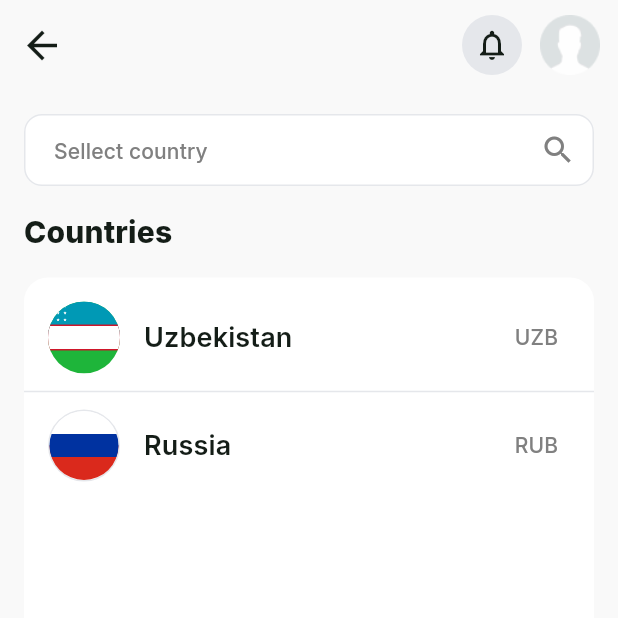
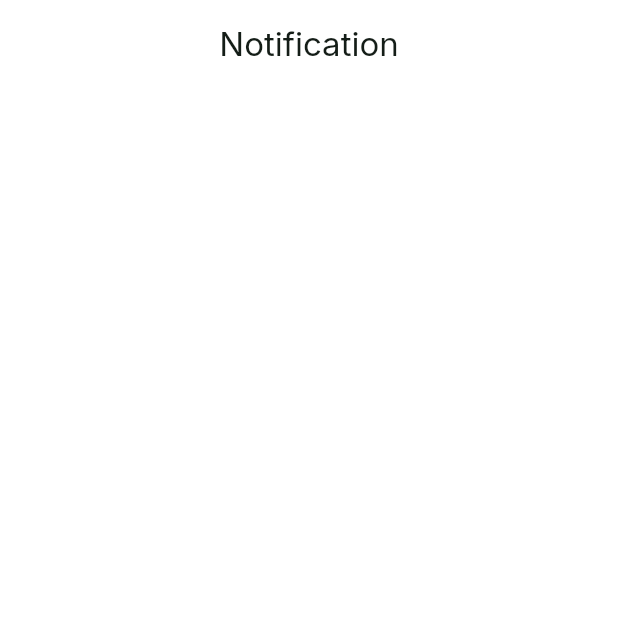
Before and after one commit to MuzaffarAbduboqiyev/go_pay, a Flutter app: the CountriesPage screen opened directly, after a tap on the "notifications none" icon, on a phone screen of 412 x 824 dp, the top half of it. Run offline on Flutter 3.47's test engine with Material 3 defaults, Android fonts, the phone set to English and light mode, and no system bars; our stand-ins replace bloc, device_info_plus, dio, easy_localization, firebase_analytics, firebase_core and 16 more; accounts and stored records are empty; project files that could hold a hidden picture were left out.

Commit message:
language screen

```diff
--- a/assets/languages/en.json
+++ b/assets/languages/en.json
@@ -107,5 +107,8 @@
     "service3": "and",
     "service4": "Privace policy",
     "confirm": "Confirm and send"
+  },
+  "notification": {
+    "appbar": "Notification"
   }
 }
--- a/assets/languages/ru.json
+++ b/assets/languages/ru.json
@@ -107,5 +107,8 @@
     "service3": "и",
     "service4": "Политика конфиденциальности",
     "confirm": "Подтвердить и отправить"
+  },
+  "notification": {
+    "appbar": "Уведомления"
   }
 }
--- a/assets/languages/uz.json
+++ b/assets/languages/uz.json
@@ -107,5 +107,8 @@
     "service3": "va",
     "service4": "Maxfiylik siyosati",
     "confirm": "Tasdiqlang va yuboring"
+  },
+  "notification": {
+    "appbar": "Bildirishnomalar"
   }
 }
--- a/lib/controller/notification_controller/notification_network_service.dart
+++ b/lib/controller/notification_controller/notification_network_service.dart
@@ -14,7 +14,6 @@ class NotificationNetworkService {
   }) async {
     try {
       final deviceInfo = await DeviceInfoService.getDeviceInfo();
-
       await _networkService.postMethod(
         url: NetworkUrl.updateFcmTokenUrl,
         body: {
--- a/lib/ui/countries_screen/countries_screen.dart
+++ b/lib/ui/countries_screen/countries_screen.dart
@@ -29,7 +29,9 @@ class _CountriesPageState extends State<CountriesPage>
     with AppbarWidget, SvgImageWidget {
   final TextEditingController _textController = TextEditingController();
 
-  _notificationsIconButton() {}
+  _pushNotificationsScreen() {
+    context.goScreen(screenName: PageName.notificationScreen);
+  }
 
   _personIconButton() {}
 
@@ -169,7 +171,7 @@ class _CountriesPageState extends State<CountriesPage>
           borderRadius: BorderRadius.circular(50),
         ),
         child: InkWell(
-          onTap: _notificationsIconButton,
+          onTap: _pushNotificationsScreen,
           child: Icon(
             Icons.notifications_none,
             color: textColor,
--- a/lib/ui/home_screen/home_screen.dart
+++ b/lib/ui/home_screen/home_screen.dart
@@ -38,7 +38,9 @@ class HomePage extends StatefulWidget {
 class _HomePageState extends State<HomePage> with AppbarWidget, SvgImageWidget {
   _sendMoneyButton() {}
 
-  _notificationsIconButton() {}
+  _pushNotificationsScreen() {
+    context.goScreen(screenName: PageName.notificationScreen);
+  }
 
   _personIconButton() {}
 
@@ -87,7 +89,7 @@ class _HomePageState extends State<HomePage> with AppbarWidget, SvgImageWidget {
           borderRadius: BorderRadius.circular(50),
         ),
         child: InkWell(
-          onTap: _notificationsIconButton,
+          onTap: _pushNotificationsScreen,
           child: Icon(
             Icons.notifications_none,
             color: textColor,
--- /dev/null
+++ b/lib/ui/notification_screen/notification_screen.dart
@@ -0,0 +1,30 @@
+import 'package:flutter/material.dart';
+import 'package:go_pay/ui/widgets/appbar/appbar_widget.dart';
+import 'package:go_pay/utils/service/language_service/language_translate_extension.dart';
+
+class NotificationScreen extends StatelessWidget {
+  const NotificationScreen({super.key});
+
+  @override
+  Widget build(BuildContext context) {
+    return const NotificationPage();
+  }
+}
+
+class NotificationPage extends StatefulWidget {
+  const NotificationPage({super.key});
+
+  @override
+  State<NotificationPage> createState() => _NotificationPageState();
+}
+
+class _NotificationPageState extends State<NotificationPage> with AppbarWidget {
+  @override
+  Widget build(BuildContext context) {
+    return Scaffold(
+      appBar: actionsAppBar(
+        title: "notification.appbar".translate,
+      ),
+    );
+  }
+}
--- a/lib/ui/transfer_screen/promo_code_dialog_item/promo_code_dialog_item.dart
+++ b/lib/ui/transfer_screen/promo_code_dialog_item/promo_code_dialog_item.dart
@@ -1,8 +1,8 @@
 import 'package:flutter/material.dart';
 import 'package:go_pay/ui/widgets/buttons/button_widget.dart';
 import 'package:go_pay/ui/widgets/sized_box/size_boxes.dart';
-import 'package:go_pay/ui/widgets/text_field_widget/mask_formatters.dart';
 import 'package:go_pay/ui/widgets/text_field_widget/text_field_widget.dart';
+import 'package:go_pay/utils/mask_formatters/mask_formatters.dart';
 import 'package:go_pay/utils/service/language_service/language_translate_extension.dart';
 import 'package:go_pay/utils/service/theme_service/colors.dart';
 import 'package:go_pay/utils/service/theme_service/theme_extension.dart';
@@ -78,7 +78,7 @@ class _PromoCodeDialogItemState extends State<PromoCodeDialogItem> {
                   fillColor: cardColor,
                   textController: _cardNumberController,
                   hintText: "promo_code.add_card".translate,
-                  inputFormatters: [cardMaskFormatter],
+                  inputFormatters: [vatMaskFormatter],
                   keyboardType: TextInputType.number,
                 ),
               ],
--- a/lib/utils/service/route_service/page_generator.dart
+++ b/lib/utils/service/route_service/page_generator.dart
@@ -13,6 +13,7 @@ import 'package:go_pay/ui/auth/pin_code_screen/pin_code_screen.dart';
 import 'package:go_pay/ui/countries_screen/countries_screen.dart';
 import 'package:go_pay/ui/home_screen/home_screen.dart';
 import 'package:go_pay/ui/language_screen/language_screen.dart';
+import 'package:go_pay/ui/notification_screen/notification_screen.dart';
 import 'package:go_pay/ui/splash_screen/splash_screen.dart';
 import 'package:go_pay/ui/transfer_screen/resend_again_screen/resend_again_screen.dart';
 import 'package:go_pay/ui/transfer_screen/transfer_amount_screen/transfer_amount_screen.dart';
@@ -121,6 +122,12 @@ class PageGenerator {
           screen: const LanguageScreen(),
         );
 
+      case PageName.notificationScreen:
+        return _buildRoute(
+          settings: settings,
+          screen: const NotificationScreen(),
+        );
+
       default:
         return _buildRoute(
           settings: settings,
--- a/lib/utils/service/route_service/page_names.dart
+++ b/lib/utils/service/route_service/page_names.dart
@@ -11,6 +11,7 @@ class PageName {
   static const String resendAgainScreen = "/resendAgainScreen";
   static const String pinCodeScreen = "/pinCodeScreen";
   static const String languageScreen = "/languageScreen";
+  static const String notificationScreen = "/notificationScreen";
 }
 
 /// flutter pub run build_runner build --delete-conflicting-outputs
```
Also changed, not shown: lib/ui/transfer_screen/transfer_rus_screen/transfer_rus_screen.dart (+7 -3 lines), lib/ui/transfer_screen/transfer_uzb_screen/transfer_uzb_screen.dart (+5 -3 lines), lib/ui/widgets/text_field_widget/mask_formatters.dart (deleted, +0 -112 lines), lib/utils/mask_formatters/mask_formatters.dart (+10 -0 lines), pubspec.lock.
